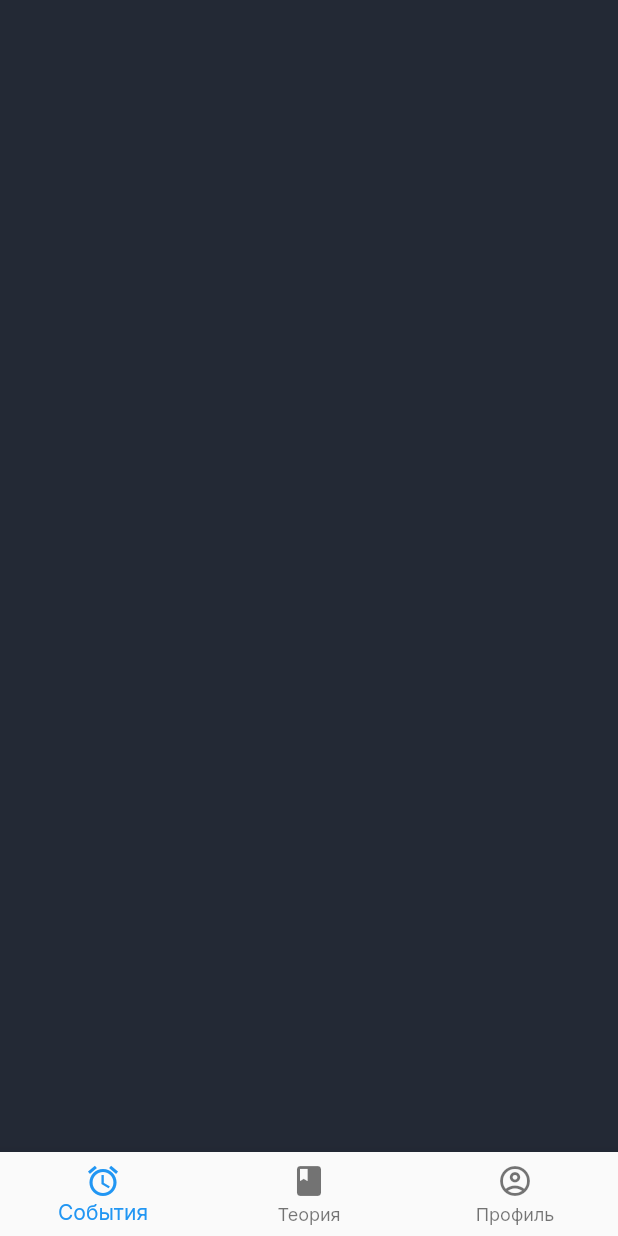
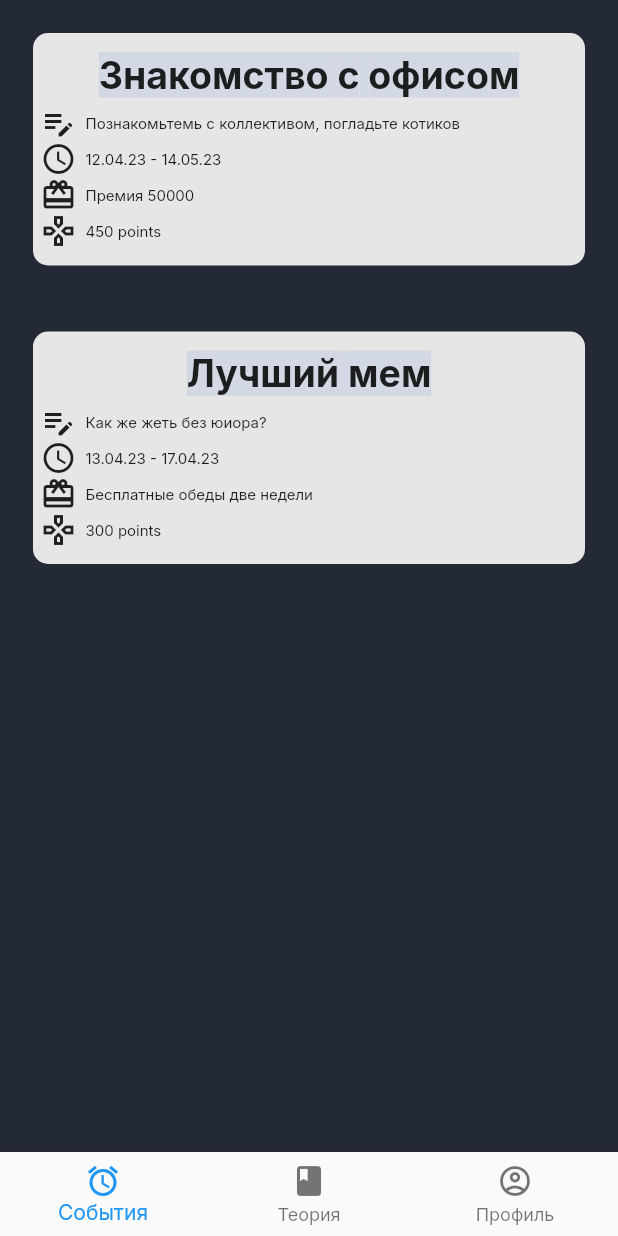
Before and after one commit to VARWA/EESTech-Challenge, a Flutter app: the screen it shows after launch, on a phone screen of 412 x 824 dp. Run offline on Flutter 3.47's test engine with Material 2 defaults, Android fonts, the phone set to English and light mode, and no system bars; our stand-ins replace google_fonts.

Commit message:
Fixing bages. vorking version

```diff
--- a/lib/events_screen/events_examples.dart
+++ b/lib/events_screen/events_examples.dart
@@ -1,41 +1,59 @@
-import 'dart:ui';
-
 class EventExampleList {
   final List<Event> eventsExampleList = [
-    Event(id: 0,
-        title: "Знакомство с коллективом",
-        date: '12.04.23',
-        points: 5,
-        place: 'Октябрьская набережная, дом 10, корпус 1, строение 1, помещение 9-Н, Санкт-Петербург',
-        description: 'Познакомьтемь с коллективом, погладьте котиков, попейте кофея',
+    Event(
+        id: 0,
+        title: "Знакомство с офисом",
+        startDate: '12.04.23',
+        endDate: '14.05.23',
+        points: 450,
+        place:
+            'Октябрьская набережная, дом 10, корпус 1, строение 1, помещение 9-Н, Санкт-Петербург',
+        description:
+            'Познакомьтемь с коллективом, погладьте котиков',
         startTime: '18:00',
         endTime: '21:00',
-    photo: "а"),
-    Event(id: 1,
-        title: "Знакомство с коллегами",
-        date: '13.04.23',
-        points: 3,
-        place: 'Октябрьская набережная, дом 10, корпус 1, строение 1, помещение 9-Н, Санкт-Петербург',
-        description: 'Познакомьтемь с коллективом, погладьте котиков, попейте кофея',
+        photo: "а", bonuses: 'Премия 50000'),
+    Event(
+        id: 1,
+        title: "Лучший мем",
+        startDate: '13.04.23',
+        endDate: '17.04.23',
+        points: 300,
+        place:
+            'Октябрьская набережная, дом 10, корпус 1, строение 1, помещение 9-Н, Санкт-Петербург',
+        description:
+            'Как же жеть без юиора?',
         startTime: '17:00',
         endTime: '20:00',
-    photo: "м"),
+        photo: "м", bonuses: 'Бесплатные обеды две недели'),
   ];
+
   List<Event> get eventsExample => eventsExampleList;
 }
 
 class Event {
   int id;
   String title;
-  String date;
+  String startDate;
+  String endDate;
   int points;
   String place;
   String description;
   String startTime;
   String endTime;
   Object photo;
+  String bonuses;
 
-  Event({required this.id, required this.title, required this.date,
-    required this.points, required this.place, required this.description,
-    required this.startTime, required this.endTime, required this.photo});
+  Event(
+      {required this.id,
+      required this.title,
+      required this.startDate,
+      required this.endDate,
+      required this.points,
+      required this.place,
+      required this.description,
+      required this.startTime,
+      required this.endTime,
+      required this.photo,
+      required this.bonuses});
 }
--- a/lib/events_screen/events_main_screen_widget.dart
+++ b/lib/events_screen/events_main_screen_widget.dart
@@ -1,4 +1,5 @@
 import 'package:eestech_challenge_app/events_screen/events_examples.dart';
+import 'package:eestech_challenge_app/theme_colors.dart';
 import 'package:flutter/material.dart';
 
 class EventsMainScreen extends StatefulWidget {
@@ -17,17 +18,134 @@ class _EventsMainScreenState extends State<EventsMainScreen> {
   @override
   Widget build(BuildContext context) {
     final EventListLocal = EventExampleList();
-    return Container(
-      child: ListView.builder(
-        itemCount: EventListLocal.eventsExampleList.length,
-        //itemExtent: 130,
-        itemBuilder: (BuildContext context, int index) {
-          final event = EventListLocal.eventsExampleList[index];
-          return Container(
-            height: 3,
-          );
-        },
-      ),
+    return  ListView.builder(
+      itemCount: EventListLocal.eventsExampleList.length,
+      itemBuilder: (BuildContext context, int index) {
+        final event = EventListLocal.eventsExampleList[index];
+        final subTitleStyle = TextStyle(
+          fontWeight: FontWeight.w400,
+          fontSize: 10,
+        );
+        return Padding(
+          padding: const EdgeInsets.symmetric(vertical: 22, horizontal: 22),
+          child: Container(
+            height: 155,
+            width: double.infinity,
+            child: Padding(
+              padding: const EdgeInsets.symmetric(horizontal: 5),
+              child: Column(
+                mainAxisAlignment: MainAxisAlignment.start,
+                children: [
+                  SizedBox(height: 13),
+                  Padding(
+                    padding: EdgeInsets.only(left: 0),
+                    child: Text(
+                      event.title,
+                      style: TextStyle(
+                          fontWeight: FontWeight.w700,
+                          fontSize: 25,
+                          backgroundColor: Mycolors.ColorOfTextsBackground1),
+                    ),
+                  ),
+                  SizedBox(
+                    height: 5,
+                  ),
+                  Row(
+                    children: [
+                      Icon(Icons.edit_note, weight: 7),
+                      SizedBox(width: 6),
+                      Text(
+                        event.description,
+                        style: subTitleStyle,
+                      )
+                    ],
+                  ),
+                  Row(
+                    children: [
+                      Icon(Icons.access_time_outlined, weight: 7),
+                      SizedBox(width: 6),
+                      Text(
+                        [event.startDate, event.endDate].join(" - "),
+                        style: subTitleStyle,
+                      ),
+                    ],
+                  ),
+                  Row(
+                    children: [
+                      Icon(Icons.redeem, weight: 7),
+                      SizedBox(width: 6),
+                      Text(
+                        event.bonuses,
+                        style: subTitleStyle,
+                      ),
+                    ],
+                  ),
+                  Row(
+                    children: [
+                      Icon(Icons.gamepad_outlined),
+                      SizedBox(width: 6),
+                      Text(
+                        '${event.points} points',
+                        style: subTitleStyle,
+                      ),
+                    ],
+                  ),
+                ],
+              ),
+            ),
+            decoration: BoxDecoration(
+              color: Mycolors.ColorOfWidgetsBackgroundLight1,
+              borderRadius: BorderRadius.all(
+                Radius.circular(10),
+              ),
+            ),
+          ),
+        );
+      },
     );
   }
 }
+
+// class TitleOfEventsMenu extends StatelessWidget {
+//   const TitleOfEventsMenu({
+//     super.key,
+//   });
+//
+//   @override
+//   Widget build(BuildContext context) {
+//     return Column(
+//       mainAxisAlignment: MainAxisAlignment.center,
+//       children: [
+//         const SizedBox(height: 16),
+//         Container(
+//           height: 106,
+//           color: Colors.blue,
+//         ),
+//         // SizedBox(height: 52),
+//         const EventTitle(),
+//
+//       ],
+//     );
+//   }
+// }
+//
+// class EventTitle extends StatelessWidget {
+//   const EventTitle({
+//     super.key,
+//   });
+//
+//   @override
+//   Widget build(BuildContext context) {
+//     return Container(
+//       height: 48,
+//       width: 278,
+//       decoration: BoxDecoration(
+//         color: Mycolors.COLOROFWIDGETSLIGHT,
+//         borderRadius: BorderRadius.all(Radius.circular(10)),
+//       ),
+//       child: Center(
+//         child: Text('События'),
+//       ),
+//     );
+//   }
+// }
--- /dev/null
+++ b/lib/resources/event_images.dart
@@ -0,0 +1,5 @@
+part of 'resources.dart';
+
+class EventImages {
+  EventImages._();
+}
--- /dev/null
+++ b/lib/resources/resources.dart
@@ -0,0 +1 @@
+part 'event_images.dart';
--- /dev/null
+++ b/lib/theme_colors.dart
@@ -0,0 +1,6 @@
+import 'package:flutter/material.dart';
+
+class Mycolors{
+  static const ColorOfWidgetsBackgroundLight1 = Color.fromRGBO(230, 230, 230, 1);
+  static const ColorOfTextsBackground1 = Color.fromRGBO(211, 217, 228, 1);
+}
--- /dev/null
+++ b/lib/theory_screen/theory_main_screen_widget.dart
@@ -0,0 +1,10 @@
+import 'package:flutter/material.dart';
+
+class MsinListOfTheory extends StatelessWidget {
+  const MsinListOfTheory({Key? key}) : super(key: key);
+
+  @override
+  Widget build(BuildContext context) {
+    return const Placeholder();
+  }
+}
--- a/lib/user_info/user_info_widget.dart
+++ b/lib/user_info/user_info_widget.dart
@@ -5,22 +5,12 @@ class UserInfoWidget extends StatelessWidget {
 
   @override
   Widget build(BuildContext context) {
-    return Container(
-      decoration: const BoxDecoration(
-        gradient: LinearGradient(
-          begin: Alignment.centerLeft,
-          end: Alignment.centerRight,
-          colors: [
-            Color.fromRGBO(19, 42, 101, 0.83),
-            Color.fromRGBO(61, 5, 105, 0.81),
-            Color.fromRGBO(123, 5, 5, 0.79),
-          ],
-        ),
-      ),
-      child: Align(
-        alignment: Alignment.center,
-        child: Center(child: Container()),
-      ),
+    return ListView(
+      children: [
+        SizedBox(height: 30),
+
+
+      ],
     );
   }
 }
--- /dev/null
+++ b/spider.yaml
@@ -0,0 +1,38 @@
+# Generated by Spider
+# For more info on configuration, visit https://birjuvachhani.github.io/spider/grouping/
+# Generates unit tests to verify that the assets exists in assets directory
+generate_tests: true
+
+# Use this to remove vcs noise created by the `generated` comments in dart code
+no_comments: true
+
+# Exports all the generated file as the one library
+export: true
+
+# This allows you to import all the generated references with 1 single import!
+use_part_of: true
+
+# Generates a variable that contains a list of all asset values.
+use_references_list: false
+
+# Generates files with given ignore rules for file.
+# ignored_rules:
+#   - public_member_api_docs
+
+# Generates dart font family references for fonts specified in pubspec.yaml
+# fonts: true
+# -------- OR --------
+# fonts:
+#   class_name: MyFonts
+#   file_name: my_fonts
+
+# Location where all the generated references will be stored
+package: resources
+
+groups:
+  - path: images
+    class_name: EventImages
+    types: [ .png, .jpg, .jpeg, .webp, .webm, .bmp ]
+#  - path: assets/images/user_photos
+#    class_name: UserImages
+#    types: [ .png, .jpg, .jpeg, .webp, .webm, .bmp ]
```
Also changed, not shown: images/events_photos/first_event_photo.png (added), images/events_photos/second_event_photo.jpg (added), 1 other file.
